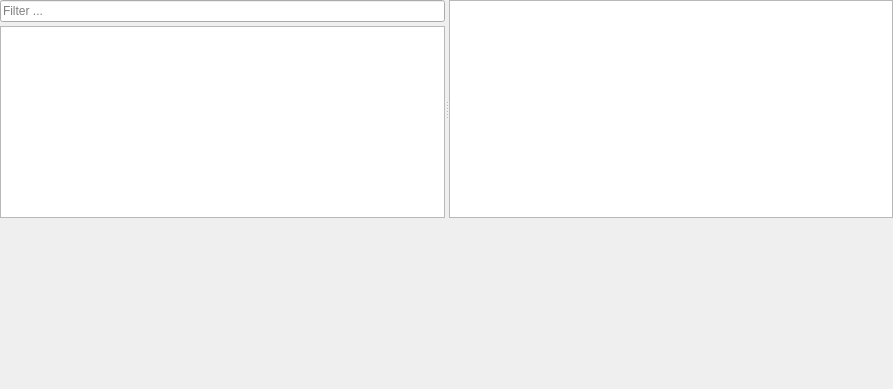
This is src/reference/symbolreferencewidget.ui in GAMS-dev/studio as Qt 5 draws it before an edit. The edited form follows.
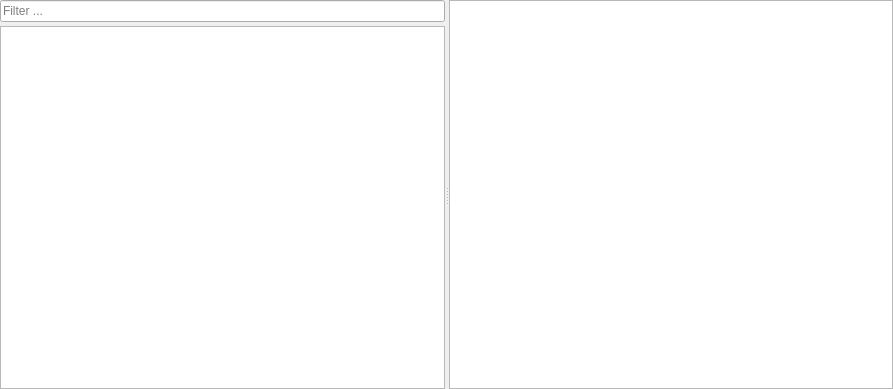
This is the edited form. Custom widgets are drawn as their Qt base class.

```diff
--- a/src/reference/symbolreferencewidget.ui
+++ b/src/reference/symbolreferencewidget.ui
@@ -91,33 +91,6 @@
      <widget class="QTreeView" name="referenceView"/>
     </widget>
    </item>
-   <item>
-    <widget class="QWidget" name="symbolSearchwidget" native="true">
-     <property name="sizePolicy">
-      <sizepolicy hsizetype="Expanding" vsizetype="Preferred">
-       <horstretch>0</horstretch>
-       <verstretch>0</verstretch>
-      </sizepolicy>
-     </property>
-     <layout class="QHBoxLayout" name="horizontalLayout">
-      <property name="spacing">
-       <number>3</number>
-      </property>
-      <property name="leftMargin">
-       <number>0</number>
-      </property>
-      <property name="topMargin">
-       <number>3</number>
-      </property>
-      <property name="rightMargin">
-       <number>0</number>
-      </property>
-      <property name="bottomMargin">
-       <number>2</number>
-      </property>
-     </layout>
-    </widget>
-   </item>
   </layout>
  </widget>
  <customwidgets>
```
